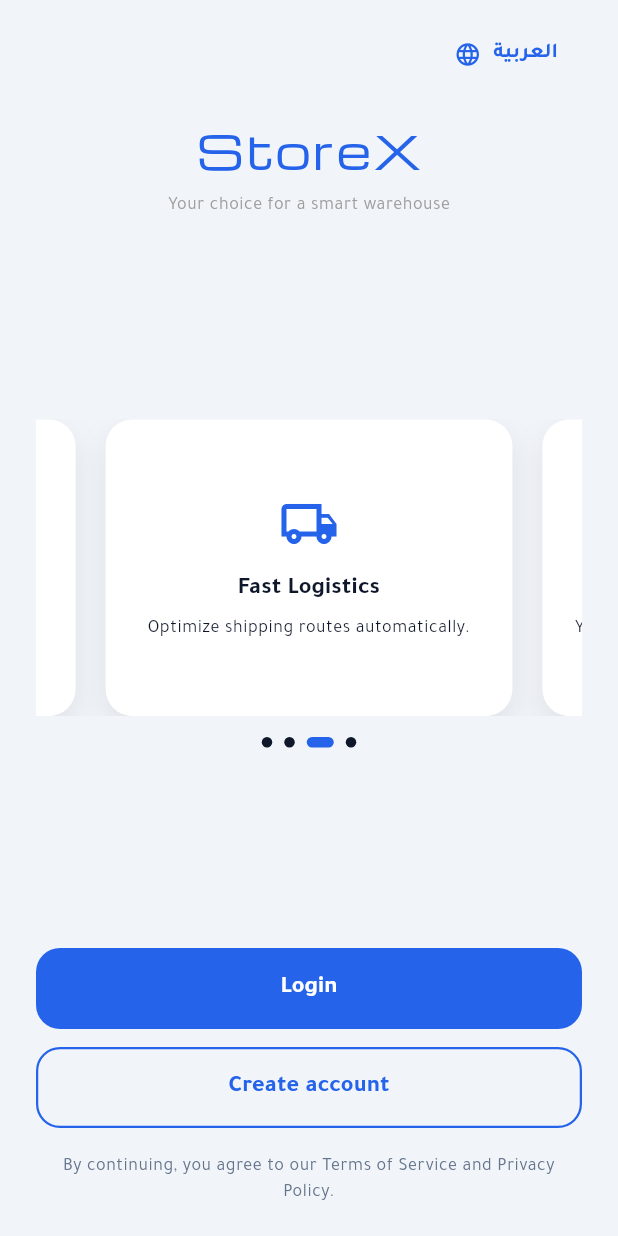
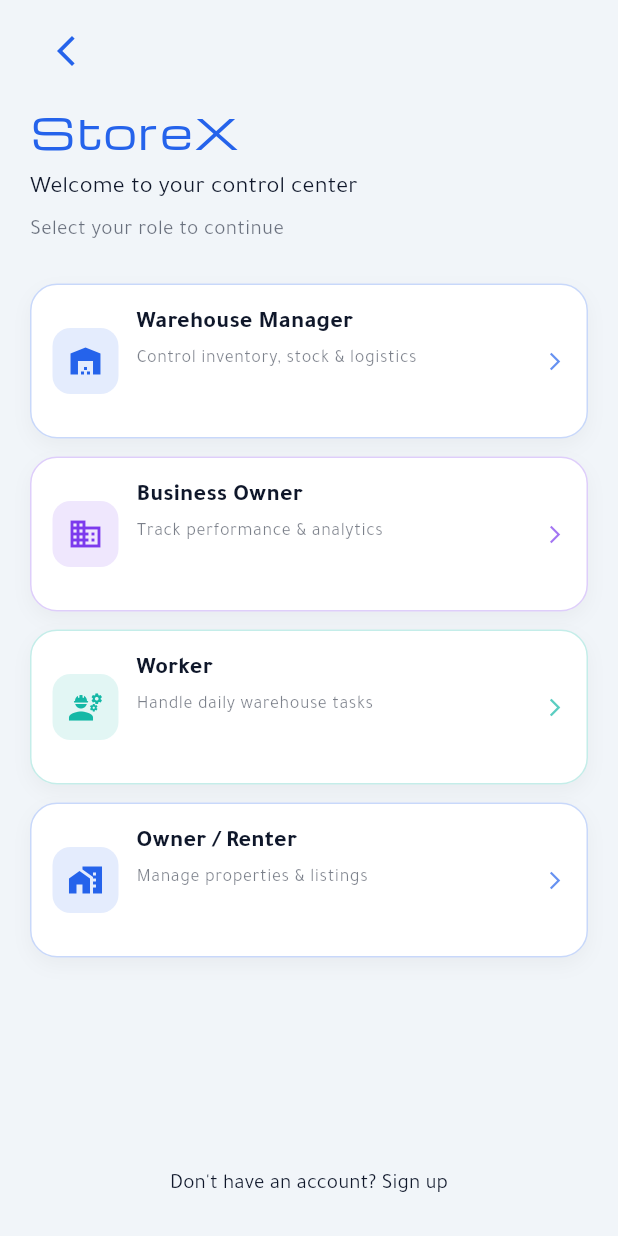
Before and after one commit to benyaminjoelle/StoreX, a Flutter app: the screen it shows after launch, after a tap on "Login", on a phone screen of 412 x 824 dp. Run offline on Flutter 3.47's test engine with Material 3 defaults, Android fonts, the phone set to English and light mode, and no system bars; our stand-ins replace get, shared_preferences.

Commit message:
login onboarding

```diff
--- a/lib/core/routes/app_pages.dart
+++ b/lib/core/routes/app_pages.dart
@@ -1,5 +1,6 @@
 import 'package:get/get.dart';
 import 'package:storex/core/routes/app_routes.dart';
+import 'package:storex/features/auth/views/login/login_onboarding.dart';
 import 'package:storex/features/onboarding/binding/carousel_binding.dart';
 import 'package:storex/features/onboarding/views/onboarding_view.dart';
 
@@ -10,5 +11,10 @@ class AppPages {
       page: () => const OnboardingView(),
       binding: OnboardingBinding(),
     ),
+    GetPage(
+      name: AppRoutes.loginOnboarding,
+      page: () =>  LoginOnboarding(),
+
+    ),
   ];
 }
--- a/lib/core/routes/app_routes.dart
+++ b/lib/core/routes/app_routes.dart
@@ -1,5 +1,6 @@
 class AppRoutes {
   static const onboarding = '/onboarding';
+  static const loginOnboarding = '/loginOnboarding';
   static const login = '/login';
   static const ForgotPassword = '/forgotPassword';
   static const register = '/register';
--- /dev/null
+++ b/lib/features/auth/controllers/login_onboarding_controller.dart
@@ -0,0 +1,13 @@
+import 'package:get/get.dart';
+
+class LoginOnboardingController extends GetxController {
+  final RxString selectedRole = ''.obs;
+
+  void selectRole(String role) {
+    selectedRole.value = role;
+  }
+
+  bool isSelected(String role) {
+    return selectedRole.value == role;
+  }
+}
--- /dev/null
+++ b/lib/features/auth/views/login/login_onboarding.dart
@@ -0,0 +1,89 @@
+import 'package:flutter/material.dart';
+import 'package:get/get.dart';
+
+import 'package:storex/features/auth/controllers/login_onboarding_controller.dart';
+import 'package:storex/features/auth/widgets/role_data.dart';
+import '../../widgets/role_card.dart';
+import '../../widgets/login_onboarding_header.dart';
+
+
+class LoginOnboarding extends StatelessWidget {
+  LoginOnboarding({super.key});
+
+  final controller = Get.put(LoginOnboardingController());
+
+  @override
+  Widget build(BuildContext context) {
+    final colors = Theme.of(context).colorScheme;
+    final roles = getRoles(colors);
+
+    return Scaffold(
+      body: SafeArea(
+        child: Padding(
+          padding: const EdgeInsets.symmetric(horizontal: 20),
+          child: Column(
+            crossAxisAlignment: CrossAxisAlignment.start,
+            children: [
+              // 🔙 Back button removed intentionally for cleaner UX (optional)
+              const SizedBox(height: 10),
+
+              // 🧠 Header (StoreX + text)
+              const LoginOnboardingHeader(),
+
+              const SizedBox(height: 25),
+
+              // 🎯 Roles grid
+              Expanded(
+                child: LayoutBuilder(
+                  builder: (context, constraints) {
+                    final isTablet = constraints.maxWidth > 600;
+
+                    return GridView.builder(
+                      physics: const BouncingScrollPhysics(),
+                      itemCount: roles.length,
+                      gridDelegate: SliverGridDelegateWithFixedCrossAxisCount(
+                        crossAxisCount: isTablet ? 2 : 1,
+                        childAspectRatio: 3.6,
+                        crossAxisSpacing: 12,
+                        mainAxisSpacing: 12,
+                      ),
+                      itemBuilder: (context, index) {
+                        final role = roles[index];
+
+                        return Obx(() {
+                          return RoleCard(
+                            title: role.title,
+                            description: role.description,
+                            icon: role.icon,
+                            color: role.color,
+                            isSelected: controller.isSelected(role.title),
+                            onTap: () => controller.selectRole(role.title),
+                          );
+                        });
+                      },
+                    );
+                  },
+                ),
+              ),
+
+              // 🧾 Sign up CTA
+              Center(
+                child: TextButton(
+                  onPressed: () {
+                    // Get.toNamed('/signup');
+                  },
+                  child: Text(
+                    "Don't have an account? Sign up",
+                    style: TextStyle(color: colors.onSurface),
+                  ),
+                ),
+              ),
+
+              const SizedBox(height: 10),
+            ],
+          ),
+        ),
+      ),
+    );
+  }
+}
--- /dev/null
+++ b/lib/features/auth/widgets/login_onboarding_header.dart
@@ -0,0 +1,48 @@
+import 'package:flutter/material.dart';
+import 'package:get/get.dart';
+
+class LoginOnboardingHeader extends StatelessWidget {
+  const LoginOnboardingHeader({super.key});
+
+  @override
+  Widget build(BuildContext context) {
+    final theme = Theme.of(context);
+    final colors = theme.colorScheme;
+
+    return Column(
+      crossAxisAlignment: CrossAxisAlignment.start,
+      children: [
+         IconButton(
+                onPressed: () => Get.back(),
+                icon: Icon(Icons.arrow_back_ios_new, color: colors.primary),
+              ),
+
+              const SizedBox(height: 10),
+        Text(
+          "StoreX",
+          style: const TextStyle(
+            fontFamily: 'Michroma',
+            fontSize: 28,
+            letterSpacing: 1.2,
+          ).copyWith(color: colors.primary),
+        ),
+
+        const SizedBox(height: 6),
+
+        Text(
+          "Welcome to your control center",
+          style: theme.textTheme.titleMedium,
+        ),
+
+        const SizedBox(height: 6),
+
+        Text(
+          "Select your role to continue",
+          style: theme.textTheme.bodyMedium?.copyWith(
+            color: colors.onSurface.withOpacity(0.6),
+          ),
+        ),
+      ],
+    );
+  }
+}
--- /dev/null
+++ b/lib/features/auth/widgets/role_card.dart
@@ -0,0 +1,96 @@
+import 'package:flutter/material.dart';
+
+class RoleCard extends StatelessWidget {
+  final String title;
+  final String description;
+  final IconData icon;
+  final Color color;
+  final VoidCallback onTap;
+  final bool isSelected;
+
+  const RoleCard({
+    super.key,
+    required this.title,
+    required this.description,
+    required this.icon,
+    required this.color,
+    required this.onTap,
+    required this.isSelected,
+  });
+
+  @override
+  Widget build(BuildContext context) {
+    final theme = Theme.of(context);
+    final cs = theme.colorScheme;
+
+    return AnimatedContainer(
+      duration: const Duration(milliseconds: 200),
+      curve: Curves.easeOut,
+      decoration: BoxDecoration(
+        borderRadius: BorderRadius.circular(18),
+        color: cs.surface,
+        border: Border.all(
+          color: isSelected ? color : color.withOpacity(0.25),
+          width: isSelected ? 2 : 1,
+        ),
+        boxShadow: [
+          BoxShadow(
+            color: Colors.black.withOpacity(isSelected ? 0.08 : 0.04),
+            blurRadius: 10,
+            offset: const Offset(0, 5),
+          ),
+        ],
+      ),
+      child: InkWell(
+        borderRadius: BorderRadius.circular(18),
+        onTap: onTap,
+        child: Padding(
+          padding: const EdgeInsets.all(14),
+          child: Row(
+            children: [
+              Container(
+                padding: const EdgeInsets.all(10),
+                decoration: BoxDecoration(
+                  color: color.withOpacity(0.12),
+                  borderRadius: BorderRadius.circular(12),
+                ),
+                child: Icon(icon, color: color),
+              ),
+
+              const SizedBox(width: 12),
+
+              Expanded(
+                child: Column(
+                  crossAxisAlignment: CrossAxisAlignment.start,
+                  children: [
+                    Text(
+                      title,
+                      style: theme.textTheme.titleMedium?.copyWith(
+                        fontWeight: FontWeight.w700,
+                      ),
+                    ),
+                    const SizedBox(height: 3),
+                    Text(
+                      description,
+                      maxLines: 1,
+                      overflow: TextOverflow.ellipsis,
+                      style: theme.textTheme.bodySmall?.copyWith(
+                        color: cs.onSurface.withOpacity(0.55),
+                      ),
+                    ),
+                  ],
+                ),
+              ),
+
+              Icon(
+                Icons.arrow_forward_ios,
+                size: 14,
+                color: color.withOpacity(0.7),
+              ),
+            ],
+          ),
+        ),
+      ),
+    );
+  }
+}
--- /dev/null
+++ b/lib/features/auth/widgets/role_data.dart
@@ -0,0 +1,45 @@
+import 'package:flutter/material.dart';
+
+class RoleModel {
+  final String title;
+  final String description;
+  final IconData icon;
+  final Color color;
+
+  RoleModel({
+    required this.title,
+    required this.description,
+    required this.icon,
+    required this.color,
+  });
+}
+
+/// 🎯 Centralized role data (clean + reusable)
+List<RoleModel> getRoles(ColorScheme colors) {
+  return [
+    RoleModel(
+      title: "Warehouse Manager",
+      description: "Control inventory, stock & logistics",
+      icon: Icons.warehouse,
+      color: colors.primary,
+    ),
+    RoleModel(
+      title: "Business Owner",
+      description: "Track performance & analytics",
+      icon: Icons.business,
+      color: colors.secondary,
+    ),
+    RoleModel(
+      title: "Worker",
+      description: "Handle daily warehouse tasks",
+      icon: Icons.engineering,
+      color: colors.tertiary,
+    ),
+    RoleModel(
+      title: "Owner / Renter",
+      description: "Manage properties & listings",
+      icon: Icons.home_work,
+      color: colors.primary,
+    ),
+  ];
+}
--- a/lib/features/onboarding/views/onboarding_view.dart
+++ b/lib/features/onboarding/views/onboarding_view.dart
@@ -86,7 +86,7 @@ class OnboardingView extends StatelessWidget {
                           mainAxisSize: MainAxisSize.min,
                           children: [
                             PrimaryButton(
-                              onPressed: () => Get.toNamed('/login'),
+                              onPressed: () => Get.toNamed('/loginOnboarding'),
                               text: 'Login'.tr,
                             ),
 
```
